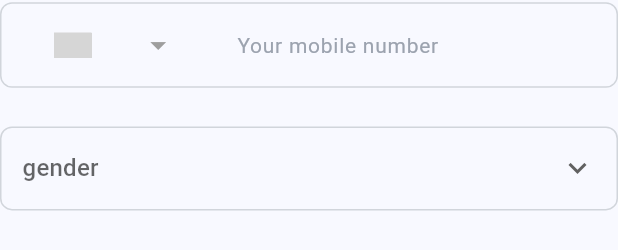
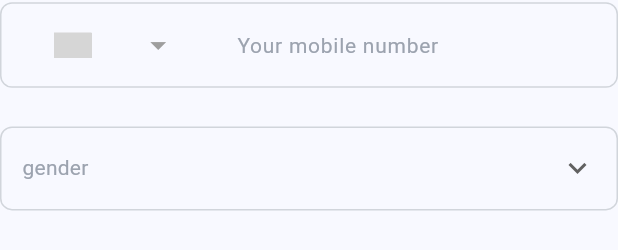
Before and after one commit to taherelzoghby/RideShare, a Flutter app: the SectionFieldsSignUp widget shown alone on an empty page, opened directly, on a phone screen of 412 x 824 dp. Shown: the part 243-493 px from the top of the screen. Run offline on Flutter 3.47's test engine with Material 3 defaults, Android fonts, the phone set to English and light mode, and no system bars; drawn by our look-alikes of country_code_picker; our stand-ins replace cached_network_image, device_preview, dio, flutter_bloc, flutter_svg, go_router and 3 more; accounts and stored records are empty; grey boxes are pictures that could not be loaded.

Commit message:
edited in sign up page

```diff
--- a/lib/core/constants/data.dart
+++ b/lib/core/constants/data.dart
@@ -20,3 +20,11 @@ List<TextSpan> childrenTerms = const [
     style: TextStyle(color: AppConsts.mainColor),
   ),
 ];
+List<DropdownMenuItem<Gender>> genderList = genders
+    .map<DropdownMenuItem<Gender>>(
+      (Gender item) => DropdownMenuItem<Gender>(
+        value: item,
+        child: Text(item.name),
+      ),
+    )
+    .toList();
--- a/lib/features/auth/presentation/widgets/section_fields_sign_up.dart
+++ b/lib/features/auth/presentation/widgets/section_fields_sign_up.dart
@@ -12,6 +12,7 @@ class SectionFieldsSignUp extends StatelessWidget {
 
   @override
   Widget build(BuildContext context) {
+
     return Column(
       children: [
         CustomTextFormField(hint: StringsEn.name),
@@ -37,19 +38,17 @@ class SectionFieldsSignUp extends StatelessWidget {
           suffixIcon: Padding(
             padding: AppConsts.mainPadding,
             child: DropdownButton<Gender>(
-              hint: const Text('gender'),
+              hint: Text(
+                'gender',
+                style: AppConsts.style14.copyWith(
+                  fontWeight: FontWeight.w400,
+                ),
+              ),
               underline: Container(),
               isExpanded: true,
               icon: const Icon(Icons.keyboard_arrow_down_outlined),
               onChanged: (Gender? value) {},
-              items: genders
-                  .map<DropdownMenuItem<Gender>>(
-                    (Gender item) => DropdownMenuItem<Gender>(
-                      value: item,
-                      child: Text(item.name),
-                    ),
-                  )
-                  .toList(),
+              items: genderList,
             ),
           ),
           readOnly: true,
```
